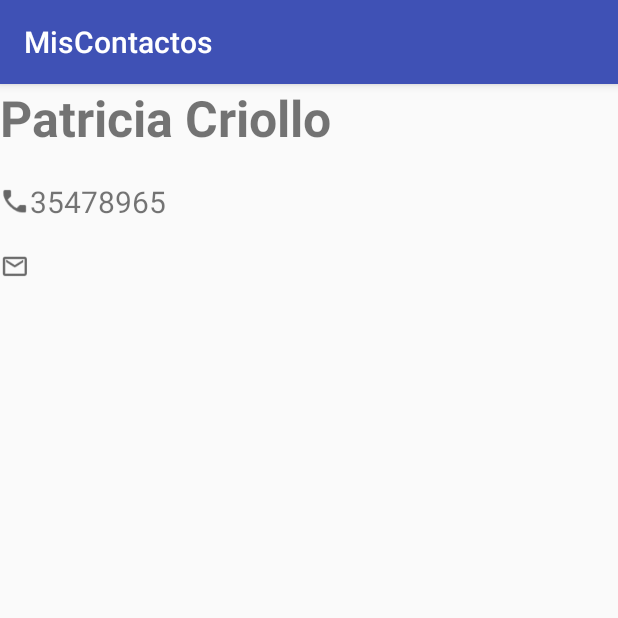
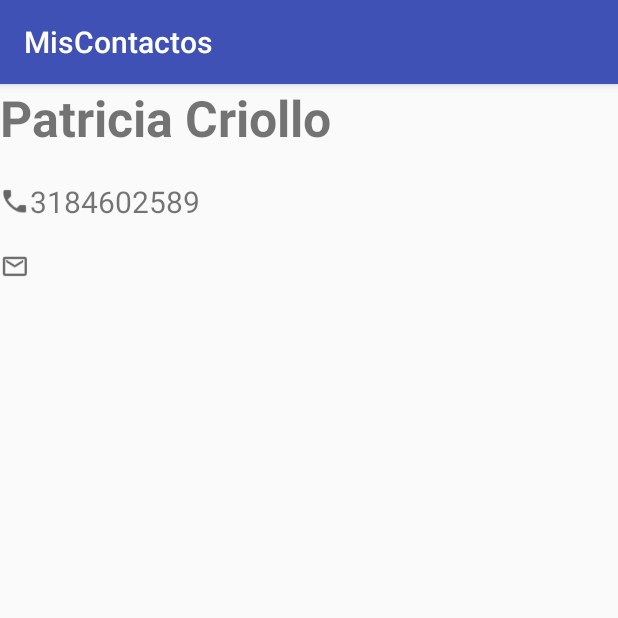
Before and after one commit to luisbenitez02/MisContactos, an Android app: the screen it shows after launch (DetalleContactoActivity), after a tap on "Patricia Criollo", on a phone screen of 412 x 824 dp, the top half of it. Run offline under Robolectric (Android 15) with nearby library versions, the phone set to English and light mode, and no system bars.

```diff
--- a/app/src/main/AndroidManifest.xml
+++ b/app/src/main/AndroidManifest.xml
@@ -2,6 +2,7 @@
 <manifest xmlns:android="http://schemas.android.com/apk/res/android"
     package="com.example.luisb.miscontactos">
 
+    <uses-permission android:name="android.permission.CALL_PHONE" />
     <application
         android:allowBackup="true"
         android:icon="@mipmap/ic_launcher"
--- a/app/src/main/java/com/example/luisb/miscontactos/DetalleContactoActivity.java
+++ b/app/src/main/java/com/example/luisb/miscontactos/DetalleContactoActivity.java
@@ -1,10 +1,22 @@
 package com.example.luisb.miscontactos;
 
+import android.Manifest;
+import android.content.Intent;
+import android.content.pm.PackageManager;
+import android.net.Uri;
+import android.support.v4.app.ActivityCompat;
 import android.support.v7.app.AppCompatActivity;
 import android.os.Bundle;
+import android.util.Log;
+import android.view.View;
 import android.widget.TextView;
+import android.widget.Toast;
 
 public class DetalleContactoActivity extends AppCompatActivity {
+    //son globales para manipularlos en los metodos de llamar y enviar mail
+    private TextView tvNombre;
+    private TextView tvTelefono;
+    private TextView tvEmail;
 
     @Override
     protected void onCreate(Bundle savedInstanceState) {
@@ -12,20 +24,45 @@ public class DetalleContactoActivity extends AppCompatActivity {
         setContentView(R.layout.activity_detalle_contacto);
 
         //vamos a recibir los parametros
-        Bundle parametros =getIntent().getExtras();
+        Bundle parametros = getIntent().getExtras();
 
-        String nombre   = parametros.getString(getResources().getString(R.string.pnombre));
+        String nombre = parametros.getString(getResources().getString(R.string.pnombre));
         String telefono = parametros.getString(getResources().getString(R.string.ptelefono));
-        String email    = parametros.getString(getResources().getString(R.string.pemail));
+        String email = parametros.getString(getResources().getString(R.string.pemail));
 
         //vamos a mostrar los datos en la view
-        TextView tvNombre   = (TextView) findViewById(R.id.tvNombre);
-        TextView tvTelefono = (TextView) findViewById(R.id.tvTelefono);
-        TextView tvEmail    = (TextView) findViewById(R.id.tvEmail);
+        tvNombre = (TextView) findViewById(R.id.tvNombre);
+        tvTelefono = (TextView) findViewById(R.id.tvTelefono);
+        tvEmail = (TextView) findViewById(R.id.tvEmail);
 
         //le asignamos los parametros que trajimos
         tvNombre.setText(nombre);
         tvTelefono.setText(telefono);
         tvEmail.setText(email);
     }
+
+    public void llamar(View v) {
+
+        String telefono = tvTelefono.getText().toString();
+
+        if (ActivityCompat.checkSelfPermission(this, Manifest.permission.CALL_PHONE) != PackageManager.PERMISSION_GRANTED) {
+            // TODO: Consider calling
+            return;
+        }
+
+        //IMPORTANTE: Dale los permisos a la app desde la configuracion de tu telefono
+            startActivity(new Intent(Intent.ACTION_CALL, Uri.parse("tel:"+telefono)));
+    }
+
+    public void enviarMail(View v){
+        String email = tvEmail.getText().toString();
+
+        Intent emailIntent = new Intent((Intent.ACTION_SEND));
+        emailIntent.setData(Uri.parse("mailto:"));//que tipo de envio sera? mailto: email
+        emailIntent.putExtra(Intent.EXTRA_EMAIL, email);//a quien sera enviado
+        //indicamos que tipo de aplicacion queremos en el chosser
+        emailIntent.setType("message/rfc822");
+        //vamos a crear un selector para elegir entre todas las apps de correo
+        startActivity(Intent.createChooser(emailIntent,"Email "));
+    }
 }
--- a/app/src/main/java/com/example/luisb/miscontactos/MainActivity.java
+++ b/app/src/main/java/com/example/luisb/miscontactos/MainActivity.java
@@ -24,9 +24,9 @@ public class MainActivity extends AppCompatActivity {
 
         contactos.add(new Contacto("Luis Benitez", "315478965","luis@mimail.co"));
         contactos.add(new Contacto("Daniel Arevalo", "315478475","daniloca@mail.net"));
-        contactos.add(new Contacto("Patricia Criollo", "35478965",""));
-        contactos.add(new Contacto("Ana Lopez", "874599621","anita@pepa.co"));
-        contactos.add(new Contacto("Hernando", "458745637","pepito@mail.co"));
+        contactos.add(new Contacto("Patricia Criollo", "3184602589",""));
+        contactos.add(new Contacto("Ana Lopez", "3225046132","anita@pepa.co"));
+        contactos.add(new Contacto("Hernando", "3225046155","pepito@mail.co"));
 
         //vamos a llenar un array de contactos solo con sus nombre
         ArrayList<String> nombresContacto = new ArrayList<>();
--- a/app/src/main/res/layout/activity_detalle_contacto.xml
+++ b/app/src/main/res/layout/activity_detalle_contacto.xml
@@ -24,7 +24,8 @@ quedaran uno debajo del otro-->
         android:layout_width="match_parent"
         android:layout_height="wrap_content"
         android:orientation="horizontal"
-        android:layout_marginTop="@dimen/margin_top">
+        android:layout_marginTop="@dimen/margin_top"
+        android:onClick="llamar"><!--Ejecutamos el metodo llamar-->
 
         <ImageView
             android:id="@+id/imgPhone"
@@ -47,7 +48,8 @@ quedaran uno debajo del otro-->
         android:layout_width="match_parent"
         android:layout_height="wrap_content"
         android:orientation="horizontal"
-        android:layout_marginTop="@dimen/margin_top">
+        android:layout_marginTop="@dimen/margin_top"
+        android:onClick="enviarMail">
 
         <ImageView
             android:id="@+id/imgEmail"
```
